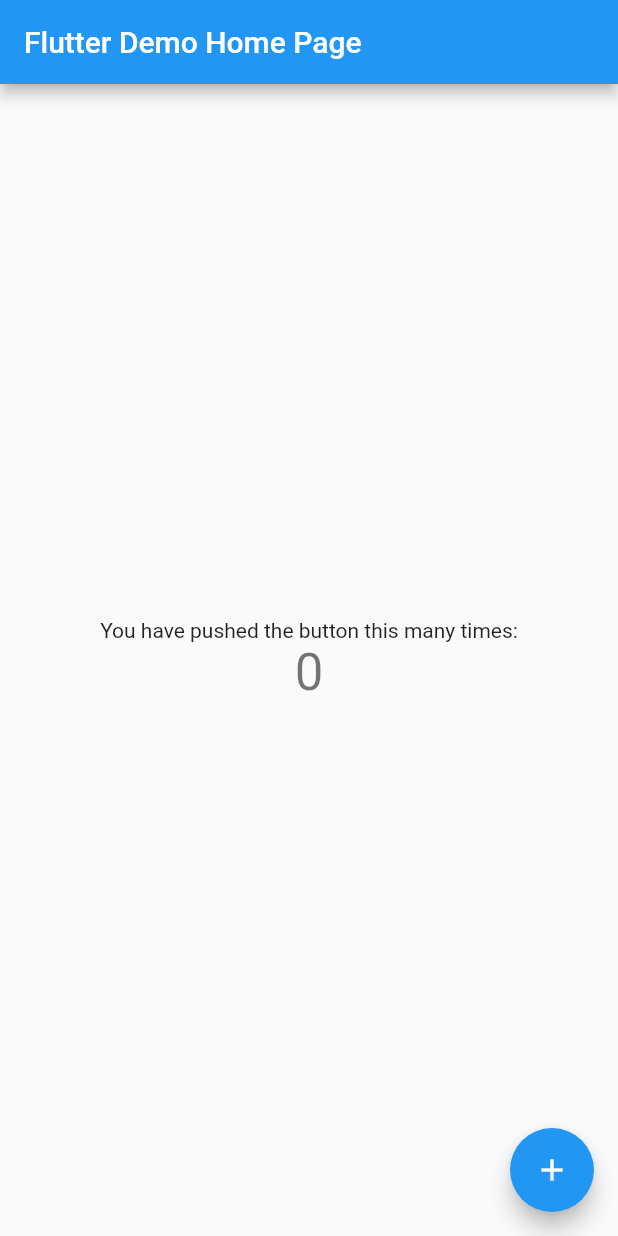
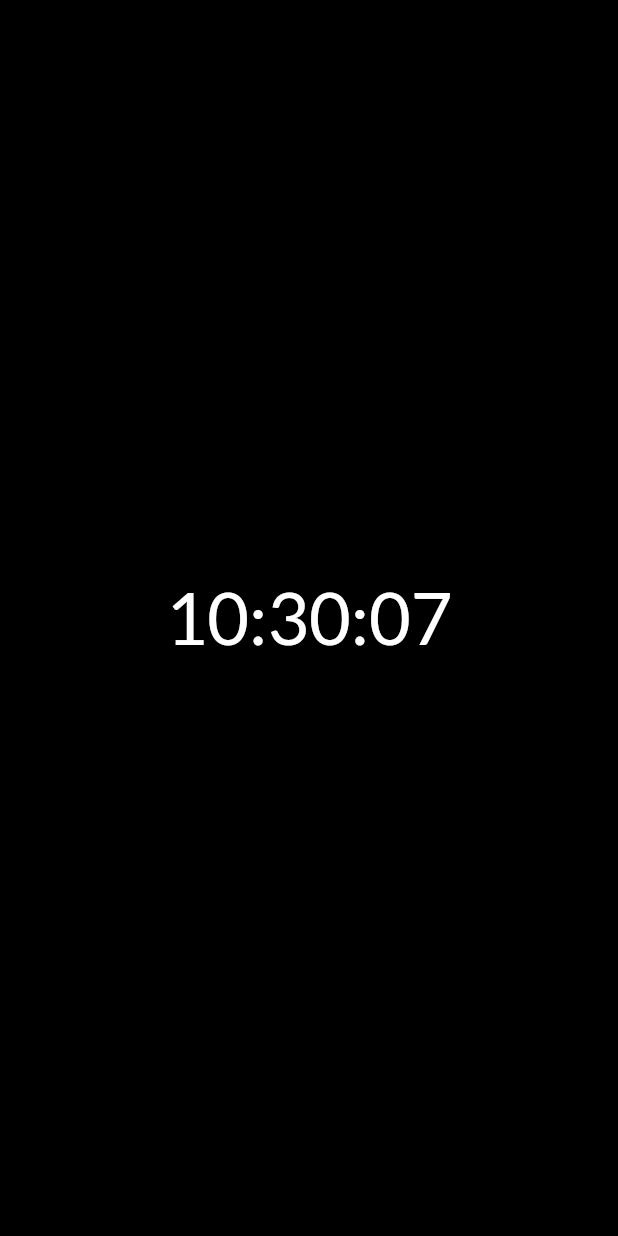
Before and after one commit to bogdanorzea/moment, a Flutter app: the screen it shows after launch, on a phone screen of 412 x 824 dp. Run offline on Flutter 3.47's test engine with Material 2 defaults, Android fonts, the phone set to English and light mode, and no system bars; our stand-ins replace google_fonts.

Commit message:
feat: Adds Clock screen

```diff
--- a/analysis_options.yaml
+++ b/analysis_options.yaml
@@ -1,29 +1,7 @@
-# This file configures the analyzer, which statically analyzes Dart code to
-# check for errors, warnings, and lints.
-#
-# The issues identified by the analyzer are surfaced in the UI of Dart-enabled
-# IDEs (https://dart.dev/tools#ides-and-editors). The analyzer can also be
-# invoked from the command line by running `flutter analyze`.
-
-# The following line activates a set of recommended lints for Flutter apps,
-# packages, and plugins designed to encourage good coding practices.
-include: package:flutter_lints/flutter.yaml
+include: package:very_good_analysis/analysis_options.yaml
 
 linter:
-  # The lint rules applied to this project can be customized in the
-  # section below to disable rules from the `package:flutter_lints/flutter.yaml`
-  # included above or to enable additional rules. A list of all available lints
-  # and their documentation is published at
-  # https://dart-lang.github.io/linter/lints/index.html.
-  #
-  # Instead of disabling a lint rule for the entire project in the
-  # section below, it can also be suppressed for a single line of code
-  # or a specific dart file by using the `// ignore: name_of_lint` and
-  # `// ignore_for_file: name_of_lint` syntax on the line or in the file
-  # producing the lint.
   rules:
-    # avoid_print: false  # Uncomment to disable the `avoid_print` rule
-    # prefer_single_quotes: true  # Uncomment to enable the `prefer_single_quotes` rule
-
-# Additional information about this file can be found at
-# https://dart.dev/guides/language/analysis-options
+    lines_longer_than_80_chars: false # Lines are 120 lines
+    public_member_api_docs: false
+    sort_constructors_first: false
--- /dev/null
+++ b/lib/clock_screen.dart
@@ -0,0 +1,24 @@
+import 'package:flutter/material.dart';
+import 'package:google_fonts/google_fonts.dart';
+import 'package:intl/intl.dart';
+
+class ClockScreen extends StatelessWidget {
+  const ClockScreen({Key? key}) : super(key: key);
+
+  @override
+  Widget build(BuildContext context) {
+    return Scaffold(
+      body: StreamBuilder<void>(
+        stream: Stream.periodic(const Duration(seconds: 1)),
+        builder: (context, _) {
+          return Center(
+            child: Text(
+              DateFormat('hh:mm:ss').format(DateTime.now()),
+              style: GoogleFonts.lato(fontSize: 48),
+            ),
+          );
+        },
+      ),
+    );
+  }
+}
--- a/lib/main.dart
+++ b/lib/main.dart
@@ -1,4 +1,5 @@
 import 'package:flutter/material.dart';
+import 'package:moment/clock_screen.dart';
 
 void main() {
   runApp(const MyApp());
@@ -7,109 +8,15 @@
 class MyApp extends StatelessWidget {
   const MyApp({Key? key}) : super(key: key);
 
-  // This widget is the root of your application.
   @override
   Widget build(BuildContext context) {
     return MaterialApp(
-      title: 'Flutter Demo',
+      title: 'Moment',
       theme: ThemeData(
-        // This is the theme of your application.
-        //
-        // Try running your application with "flutter run". You'll see the
-        // application has a blue toolbar. Then, without quitting the app, try
-        // changing the primarySwatch below to Colors.green and then invoke
-        // "hot reload" (press "r" in the console where you ran "flutter run",
-        // or simply save your changes to "hot reload" in a Flutter IDE).
-        // Notice that the counter didn't reset back to zero; the application
-        // is not restarted.
-        primarySwatch: Colors.blue,
+        scaffoldBackgroundColor: Colors.black,
+        brightness: Brightness.dark,
       ),
-      home: const MyHomePage(title: 'Flutter Demo Home Page'),
+      home: const ClockScreen(),
     );
   }
 }
-
-class MyHomePage extends StatefulWidget {
-  const MyHomePage({Key? key, required this.title}) : super(key: key);
-
-  // This widget is the home page of your application. It is stateful, meaning
-  // that it has a State object (defined below) that contains fields that affect
-  // how it looks.
-
-  // This class is the configuration for the state. It holds the values (in this
-  // case the title) provided by the parent (in this case the App widget) and
-  // used by the build method of the State. Fields in a Widget subclass are
-  // always marked "final".
-
-  final String title;
-
-  @override
-  State<MyHomePage> createState() => _MyHomePageState();
-}
-
-class _MyHomePageState extends State<MyHomePage> {
-  int _counter = 0;
-
-  void _incrementCounter() {
-    setState(() {
-      // This call to setState tells the Flutter framework that something has
-      // changed in this State, which causes it to rerun the build method below
-      // so that the display can reflect the updated values. If we changed
-      // _counter without calling setState(), then the build method would not be
-      // called again, and so nothing would appear to happen.
-      _counter++;
-    });
-  }
-
-  @override
-  Widget build(BuildContext context) {
-    // This method is rerun every time setState is called, for instance as done
-    // by the _incrementCounter method above.
-    //
-    // The Flutter framework has been optimized to make rerunning build methods
-    // fast, so that you can just rebuild anything that needs updating rather
-    // than having to individually change instances of widgets.
-    return Scaffold(
-      appBar: AppBar(
-        // Here we take the value from the MyHomePage object that was created by
-        // the App.build method, and use it to set our appbar title.
-        title: Text(widget.title),
-      ),
-      body: Center(
-        // Center is a layout widget. It takes a single child and positions it
-        // in the middle of the parent.
-        child: Column(
-          // Column is also a layout widget. It takes a list of children and
-          // arranges them vertically. By default, it sizes itself to fit its
-          // children horizontally, and tries to be as tall as its parent.
-          //
-          // Invoke "debug painting" (press "p" in the console, choose the
-          // "Toggle Debug Paint" action from the Flutter Inspector in Android
-          // Studio, or the "Toggle Debug Paint" command in Visual Studio Code)
-          // to see the wireframe for each widget.
-          //
-          // Column has various properties to control how it sizes itself and
-          // how it positions its children. Here we use mainAxisAlignment to
-          // center the children vertically; the main axis here is the vertical
-          // axis because Columns are vertical (the cross axis would be
-          // horizontal).
-          mainAxisAlignment: MainAxisAlignment.center,
-          children: <Widget>[
-            const Text(
-              'You have pushed the button this many times:',
-            ),
-            Text(
-              '$_counter',
-              style: Theme.of(context).textTheme.headline4,
-            ),
-          ],
-        ),
-      ),
-      floatingActionButton: FloatingActionButton(
-        onPressed: _incrementCounter,
-        tooltip: 'Increment',
-        child: const Icon(Icons.add),
-      ), // This trailing comma makes auto-formatting nicer for build methods.
-    );
-  }
-}
```
Also changed, not shown: pubspec.yaml (+4 -72 lines), pubspec.lock, 12 other files.
